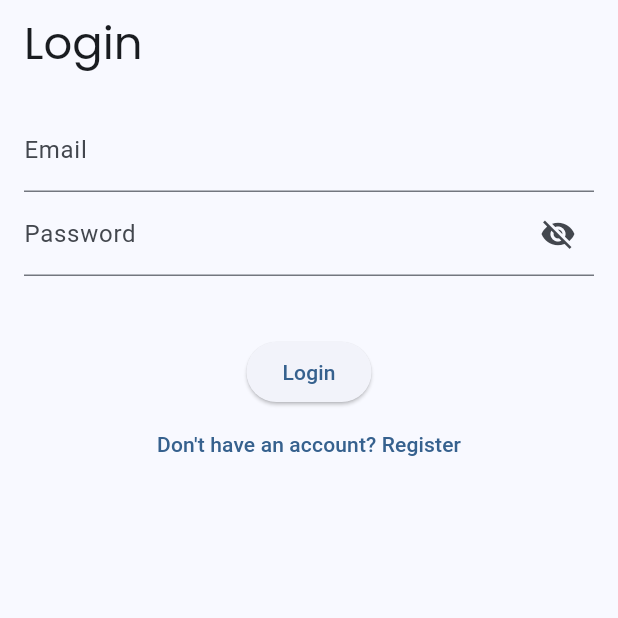
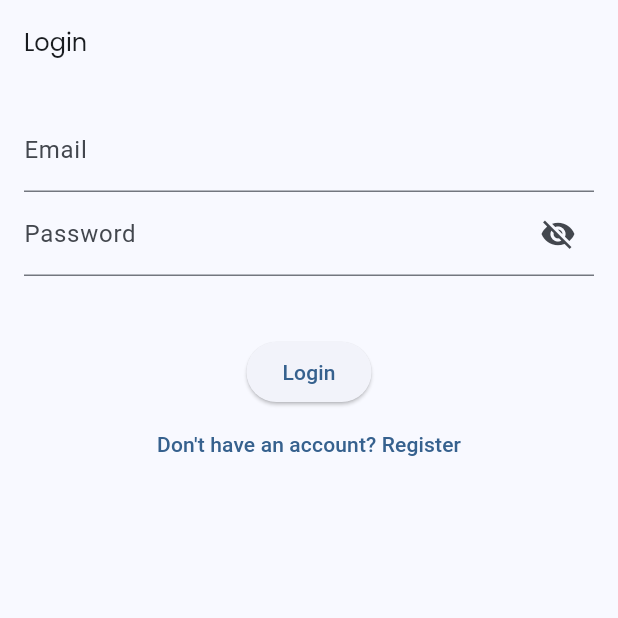
Before and after one commit to BojanaMarojevikj/ExpiRemind, a Flutter app: the screen it shows after launch, on a phone screen of 412 x 824 dp, the top half of it. Run offline on Flutter 3.47's test engine with Material 3 defaults, Android fonts, the phone set to English and light mode, and no system bars; our stand-ins replace cloud_firestore, envied, firebase_auth, firebase_core, google_fonts; accounts and stored records are empty; generated files the repository leaves out were written again.

Commit message:
changed font sizes

```diff
--- a/lib/main.dart
+++ b/lib/main.dart
@@ -64,11 +64,11 @@ class _MyAppState extends State<MyApp> {
 
         textTheme: TextTheme(
           displayLarge: const TextStyle(
-            fontSize: 30,
+            fontSize: 50,
             fontWeight: FontWeight.bold,
           ),
           titleLarge: GoogleFonts.poppins(
-            fontSize: 30,
+            fontSize: 16,
           ),
           bodyMedium: GoogleFonts.poppins(),
           displaySmall: GoogleFonts.poppins(),
```
